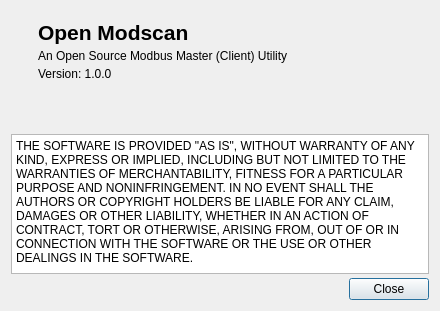
Qt form omodscan/dialogs/dialogabout.ui (sanny32/OpenModScan) before a commit.
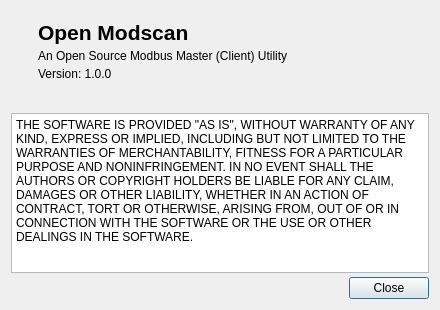
The same form after that commit. Icons and pictures are not drawn.

Commit message: Update dialog about

Patch:
```diff
--- a/omodscan/dialogs/dialogabout.ui
+++ b/omodscan/dialogs/dialogabout.ui
@@ -7,7 +7,7 @@
     <x>0</x>
     <y>0</y>
     <width>440</width>
-    <height>311</height>
+    <height>310</height>
    </rect>
   </property>
   <property name="sizePolicy">
@@ -142,9 +142,12 @@
      <property name="maximumSize">
       <size>
        <width>16777215</width>
-       <height>140</height>
+       <height>160</height>
       </size>
      </property>
+     <property name="verticalScrollBarPolicy">
+      <enum>Qt::ScrollBarAlwaysOff</enum>
+     </property>
      <property name="readOnly">
       <bool>true</bool>
      </property>
```
